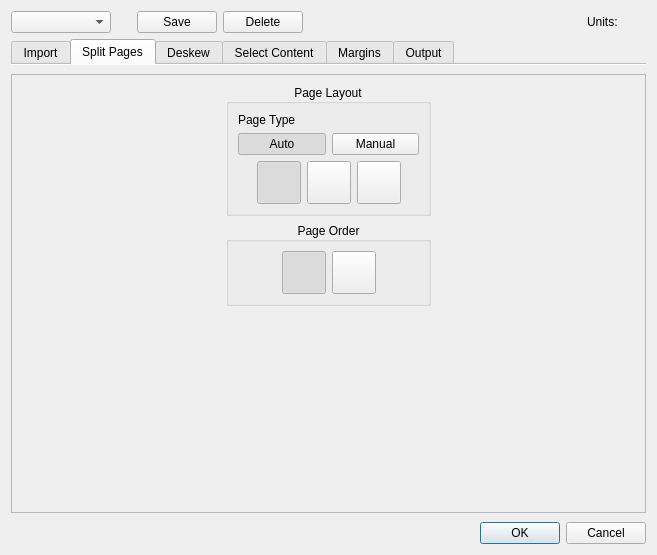
Before: the Qt Designer form src/app/DefaultParamsDialog.ui in 2ndmax/scantailor-ocr, drawn with Qt 5.
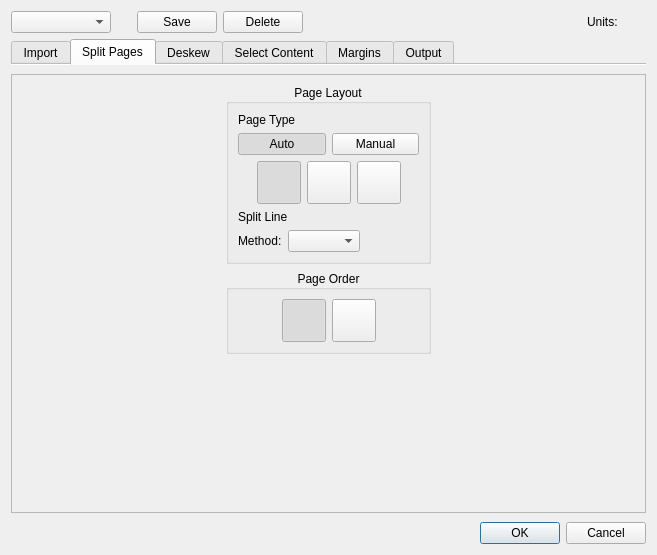
After: the same form once the commit is applied. The open tabs and pages were chosen to show the change. Icons and pictures are not drawn. Custom widgets are drawn as their Qt base class.

Commit message: page_split: detect the split line along the spine (Spine line)

Diff of the .ui file:
```diff
--- a/src/app/DefaultParamsDialog.ui
+++ b/src/app/DefaultParamsDialog.ui
@@ -537,6 +537,47 @@
                 </layout>
                </widget>
               </item>
+              <item>
+               <widget class="SectionHeading" name="splitLineHeading">
+                <property name="text">
+                 <string>Split Line</string>
+                </property>
+               </widget>
+              </item>
+              <item>
+               <layout class="QHBoxLayout" name="detectionMethodLayout">
+                <item>
+                 <widget class="QLabel" name="detectionMethodLabel">
+                  <property name="toolTip">
+                   <string>How the split line is detected automatically on new pages. Edges takes the vertical line closest to the center, which can be the edge of a photo. Spine line looks for the spine as a thin line that is darker than both sides of it over the whole height of the page; if it finds none, Edges is used.</string>
+                  </property>
+                  <property name="text">
+                   <string>Method:</string>
+                  </property>
+                 </widget>
+                </item>
+                <item>
+                 <widget class="QComboBox" name="detectionMethodBox">
+                  <property name="toolTip">
+                   <string>How the split line is detected automatically on new pages. Edges takes the vertical line closest to the center, which can be the edge of a photo. Spine line looks for the spine as a thin line that is darker than both sides of it over the whole height of the page; if it finds none, Edges is used.</string>
+                  </property>
+                 </widget>
+                </item>
+                <item>
+                 <spacer name="detectionMethodSpacer">
+                  <property name="orientation">
+                   <enum>Qt::Horizontal</enum>
+                  </property>
+                  <property name="sizeHint" stdset="0">
+                   <size>
+                    <width>1</width>
+                    <height>1</height>
+                   </size>
+                  </property>
+                 </spacer>
+                </item>
+               </layout>
+              </item>
              </layout>
             </widget>
            </item>
```
The commit also changes 30 other files.
